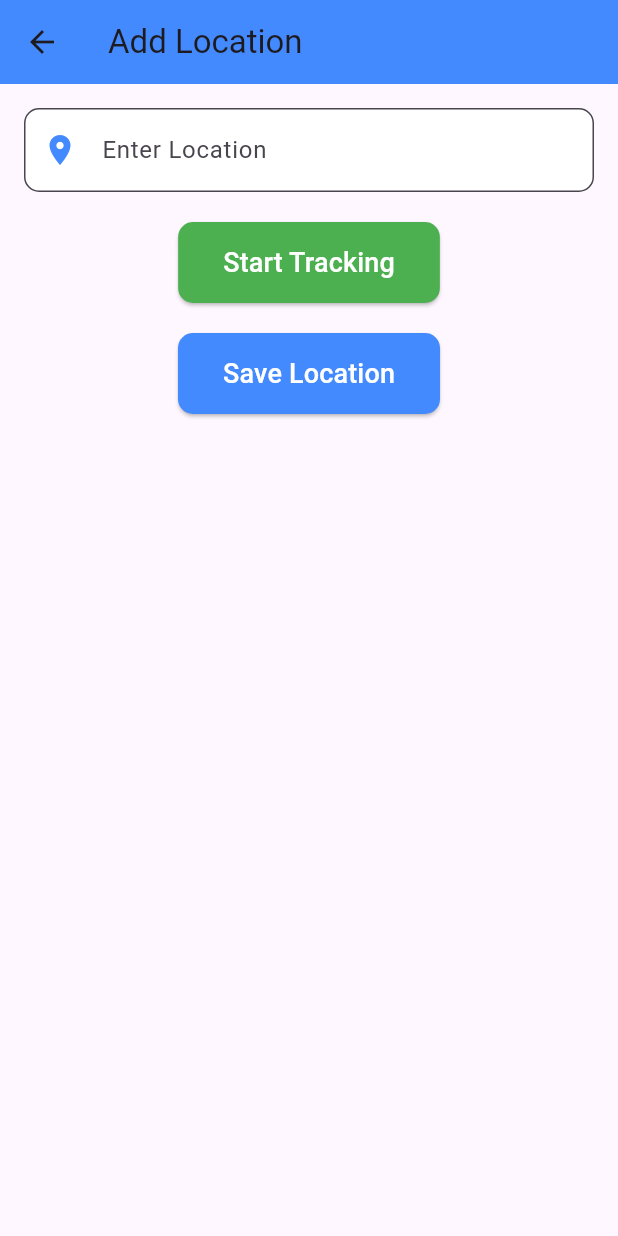
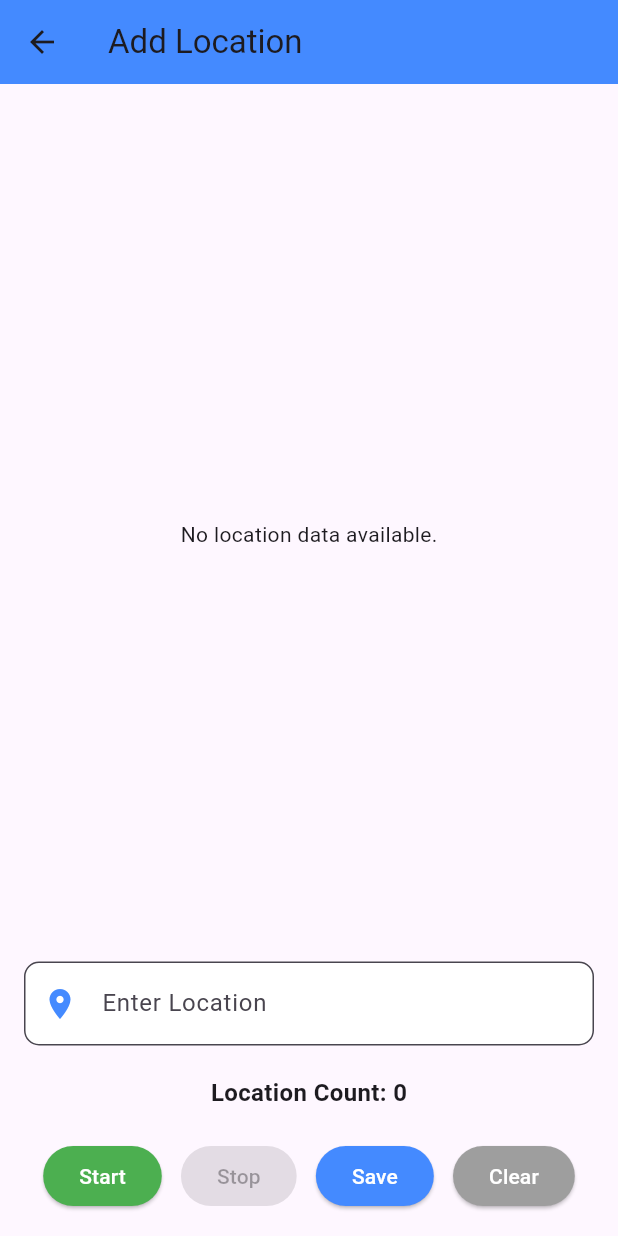
Before and after one commit to COVAILABS4/Map-Application, a Flutter app: the AddLocationPage screen opened directly, on a phone screen of 412 x 824 dp. Run offline on Flutter 3.47's test engine with Material 3 defaults, Android fonts, the phone set to English and light mode, and no system bars; our stand-ins replace flutter_map, geolocator, latlong2, location, permission_handler, shared_preferences; missing offline and left inert: map_launcher; accounts and stored records are empty.

```diff
--- a/lib/screens/location_pages/add_location_page.dart
+++ b/lib/screens/location_pages/add_location_page.dart
@@ -1,10 +1,12 @@
+import 'package:flutter/material.dart';
 import 'dart:async';
-import 'package:flutter/material.dart';
+import '../../services/api_service.dart';
 import 'package:geolocator/geolocator.dart';
-import 'package:map_app/services/api_service.dart';
-import 'package:map_app/utils/shared_prefs.dart'; // Assuming this is your shared prefs helper class
+import 'package:map_app/screens/location_pages/geo_show.dart';
+import 'package:map_app/utils/shared_prefs.dart';
 
 class AddLocationPage extends StatefulWidget {
+  const AddLocationPage({super.key});
 
   @override
   _AddLocationPageState createState() => _AddLocationPageState();
@@ -12,117 +14,118 @@ class AddLocationPage extends StatefulWidget {
 
 class _AddLocationPageState extends State<AddLocationPage> {
   final TextEditingController locationController = TextEditingController();
-  late String? userId; // Store userId here
-  List<Map<String, dynamic>> geoaxis = []; // Stores location data
-  bool isTracking = false; // Flag to check if location tracking is active
+  String? userId; // Store userId here
+  List<Map<String, dynamic>> geoaxis = [];
+  bool isTracking = false;
   Timer? locationTimer;
 
   // This method gets the userId asynchronously from SharedPrefs
   Future<void> _getUserId() async {
-    userId = await SharedPrefs.getUserId(); // Fetch the userId
+    String? fetchUid = await SharedPrefs.getUserId(); // Fetch the u  serId
+
+    setState(() {
+      userId = fetchUid;
+    });
     print("User ID: $userId"); // Log the userId to verify it
   }
 
   @override
   void initState() {
     super.initState();
-    _getUserId(); // Call the method to fetch userId when the page is loaded
+    _getUserId(); // Fetch userId when the page initializes
   }
 
   @override
   void dispose() {
-    locationTimer?.cancel(); // Cancel the timer when the widget is disposed
+    locationTimer?.cancel();
     super.dispose();
   }
 
-  // Start/Stop the location tracking
   void toggleTracking() {
     if (isTracking) {
-      locationTimer?.cancel(); // Stop the location tracking
-      setState(() {
-        isTracking = false;
-      });
+      locationTimer?.cancel();
+      setState(() => isTracking = false);
     } else {
       locationTimer = Timer.periodic(Duration(seconds: 2), (_) {
         _fetchAndStoreLocation();
       });
-      setState(() {
-        isTracking = true;
-      });
+      setState(() => isTracking = true);
     }
   }
 
-  // Function to fetch and store current location
   Future<void> _fetchAndStoreLocation() async {
-    // Check if location services are enabled
     bool serviceEnabled = await Geolocator.isLocationServiceEnabled();
     if (!serviceEnabled) {
-      ScaffoldMessenger.of(context).showSnackBar(SnackBar(
-        content: Text("Location services are disabled. Please enable them."),
-        backgroundColor: Colors.red,
-      ));
+      _showMessage("Location services are disabled.", Colors.red);
       return;
     }
 
-    // Check location permission
     LocationPermission permission = await Geolocator.checkPermission();
     if (permission == LocationPermission.denied) {
       permission = await Geolocator.requestPermission();
       if (permission == LocationPermission.denied) {
-        ScaffoldMessenger.of(context).showSnackBar(SnackBar(
-          content: Text("Location permission denied. Please grant permission."),
-          backgroundColor: Colors.red,
-        ));
+        _showMessage("Location permission denied.", Colors.red);
         return;
       }
     }
 
-    // Get current location
     Position position = await Geolocator.getCurrentPosition(
         desiredAccuracy: LocationAccuracy.high);
+    String timestamp = DateTime.now().toIso8601String();
 
-    String timestamp = DateTime.now().toIso8601String(); // Current timestamp
-
-    // Store the location data
     if (mounted) {
-      // Ensure the widget is still mounted before calling setState
       setState(() {
         geoaxis.add({
           "latitude": position.latitude,
           "longitude": position.longitude,
           "timestamp": timestamp,
+          "name": locationController.text.trim(),
         });
       });
     }
-
-    print(
-        "Location saved: ${position.latitude}, ${position.longitude} at $timestamp"); // For verification
   }
 
-  // Save location to server
   Future<void> saveLocation() async {
-    userId =
-        await SharedPrefs.getUserId(); // Get userId from shared preferences
+    if (userId == null) {
+      _showMessage("User ID not found. Please try again.", Colors.red);
+      return;
+    }
 
-    if (geoaxis.isNotEmpty && userId != null && userId!.isNotEmpty) {
+    if (locationController.text.trim().isEmpty) {
+      _showMessage("Please enter a location name before saving.", Colors.red);
+      return;
+    }
+
+    if (geoaxis.isNotEmpty) {
       bool isSaved = await ApiService.saveLocation(
           userId!, locationController.text.trim(), geoaxis);
-
+      _showMessage(
+          isSaved ? "Location Saved Successfully!" : "Failed to Save Location",
+          isSaved ? Colors.green : Colors.red);
       if (isSaved) {
-        ScaffoldMessenger.of(context).showSnackBar(SnackBar(
-            content: Text("Location Saved Successfully!"),
-            backgroundColor: Colors.green));
-      } else {
-        ScaffoldMessenger.of(context).showSnackBar(SnackBar(
-            content: Text("Failed to Save Location"),
-            backgroundColor: Colors.red));
+        setState(() {
+          geoaxis.clear();
+          locationController.clear();
+        });
       }
     } else {
-      ScaffoldMessenger.of(context).showSnackBar(SnackBar(
-          content:
-              Text("Please enter a location and ensure tracking is active"),
-          backgroundColor: Colors.red));
+      _showMessage(
+          "Please ensure tracking is active before saving.", Colors.red);
     }
+  }
+
+  void clearLocations() {
+    setState(() {
+      geoaxis.clear();
+      locationController.clear();
+    });
+    _showMessage("Location data cleared.", Colors.blue);
+  }
+
+  void _showMessage(String message, Color color) {
+    ScaffoldMessenger.of(context).showSnackBar(
+      SnackBar(content: Text(message), backgroundColor: color),
+    );
   }
 
   @override
@@ -134,6 +137,9 @@ class _AddLocationPageState extends State<AddLocationPage> {
         padding: const EdgeInsets.all(16.0),
         child: Column(
           children: [
+            Expanded(
+              child: GeoShow(geoaxis: geoaxis),
+            ),
             TextField(
               controller: locationController,
               decoration: InputDecoration(
@@ -146,29 +152,45 @@ class _AddLocationPageState extends State<AddLocationPage> {
               ),
             ),
             SizedBox(height: 20),
+            Text("Location Count: ${geoaxis.length}",
+                style: TextStyle(fontSize: 16, fontWeight: FontWeight.bold)),
+            SizedBox(height: 20),
+            Row(
+              mainAxisAlignment: MainAxisAlignment.spaceEvenly,
+              children: [
                 ElevatedButton(
-              onPressed: toggleTracking,
+                  onPressed: isTracking ? null : toggleTracking,
                   style: ElevatedButton.styleFrom(
-                backgroundColor: isTracking ? Colors.red : Colors.green,
+                    backgroundColor: Colors.green,
                     foregroundColor: Colors.white,
-                padding: EdgeInsets.symmetric(vertical: 14, horizontal: 30),
-                shape: RoundedRectangleBorder(
-                    borderRadius: BorderRadius.circular(10)),
                   ),
-              child: Text(isTracking ? "Stop Tracking" : "Start Tracking",
-                  style: TextStyle(fontSize: 18)),
+                  child: Text("Start"),
                 ),
-            SizedBox(height: 20),
                 ElevatedButton(
-              onPressed: saveLocation,
+                  onPressed: isTracking ? toggleTracking : null,
+                  style: ElevatedButton.styleFrom(
+                    backgroundColor: Colors.red,
+                    foregroundColor: Colors.white,
+                  ),
+                  child: Text("Stop"),
+                ),
+                ElevatedButton(
+                  onPressed: isTracking ? null : saveLocation,
                   style: ElevatedButton.styleFrom(
                     backgroundColor: Colors.blueAccent,
                     foregroundColor: Colors.white,
-                padding: EdgeInsets.symmetric(vertical: 14, horizontal: 30),
-                shape: RoundedRectangleBorder(
-                    borderRadius: BorderRadius.circular(10)),
                   ),
-              child: Text("Save Location", style: TextStyle(fontSize: 18)),
+                  child: Text("Save"),
+                ),
+                ElevatedButton(
+                  onPressed: clearLocations,
+                  style: ElevatedButton.styleFrom(
+                    backgroundColor: Colors.grey,
+                    foregroundColor: Colors.white,
+                  ),
+                  child: Text("Clear"),
+                ),
+              ],
             ),
           ],
         ),
--- /dev/null
+++ b/lib/screens/location_pages/geo_show.dart
@@ -0,0 +1,96 @@
+import 'package:flutter/material.dart';
+import 'package:flutter_map/flutter_map.dart';
+import 'package:latlong2/latlong.dart';
+import 'package:map_launcher/map_launcher.dart';
+
+class GeoShow extends StatelessWidget {
+  final List geoaxis;
+
+  GeoShow({required this.geoaxis});
+
+  void openMapsSheet(BuildContext context, List<Coords> pathPoints) async {
+    try {
+      final availableMaps = await MapLauncher.installedMaps;
+      final googleMap = availableMaps.firstWhere(
+        (map) => map.mapType == MapType.google,
+      );
+
+      await googleMap.showDirections(
+        destination: pathPoints.last,
+        origin: pathPoints.first,
+      );
+    } catch (e) {
+      print(e);
+    }
+  }
+
+  @override
+  Widget build(BuildContext context) {
+    if (geoaxis.isEmpty) {
+      return Center(
+        child: Text("No location data available."),
+      );
+    }
+    final List<Coords> pathPoints = geoaxis
+        .map((point) => Coords(point['latitude'], point['longitude']))
+        .toList();
+
+    return Scaffold(
+      body: Stack(
+        children: [
+          FlutterMap(
+            options: MapOptions(
+              initialCenter:
+                  LatLng(pathPoints.first.latitude, pathPoints.first.longitude),
+              initialZoom: 15.0,
+            ),
+            children: [
+              TileLayer(
+                urlTemplate:
+                    'https://{s}.tile.openstreetmap.org/{z}/{x}/{y}.png',
+                subdomains: ['a', 'b', 'c'],
+              ),
+              PolylineLayer(
+                polylines: [
+                  Polyline(
+                    points: pathPoints
+                        .map((coord) => LatLng(coord.latitude, coord.longitude))
+                        .toList(),
+                    strokeWidth: 4.0,
+                    color: Colors.blue,
+                  ),
+                ],
+              ),
+              MarkerLayer(
+                markers: [
+                  Marker(
+                    point: LatLng(
+                        pathPoints.first.latitude, pathPoints.first.longitude),
+                    child: Icon(
+                      Icons.location_on,
+                      color: Colors.green,
+                      size: 40,
+                    ),
+                  ),
+                  Marker(
+                    point: LatLng(
+                        pathPoints.last.latitude, pathPoints.last.longitude),
+                    child: Icon(
+                      Icons.location_on,
+                      color: Colors.red,
+                      size: 40,
+                    ),
+                  ),
+                ],
+              ),
+            ],
+          ),
+        ],
+      ),
+      floatingActionButton: FloatingActionButton(
+        onPressed: () => openMapsSheet(context, pathPoints),
+        child: Icon(Icons.directions),
+      ),
+    );
+  }
+}
```
Also changed, not shown: lib/screens/loading_screen.dart (+50 -9 lines), 1 other file. Lines whose indentation alone changed are shown as unchanged.
